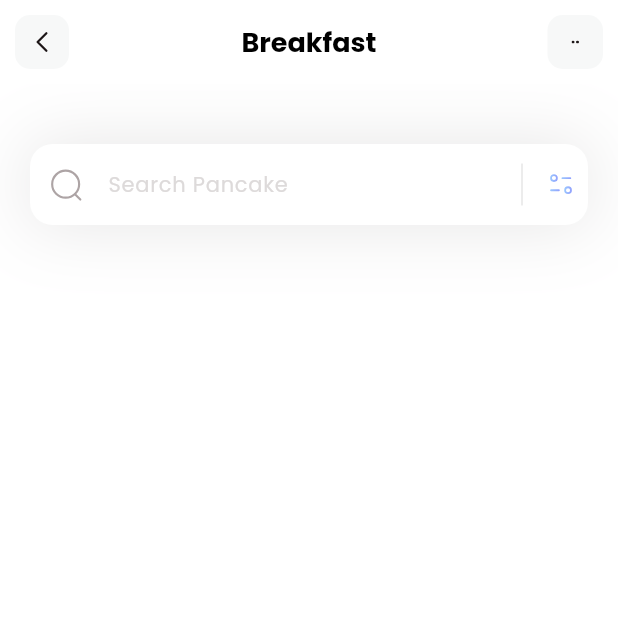
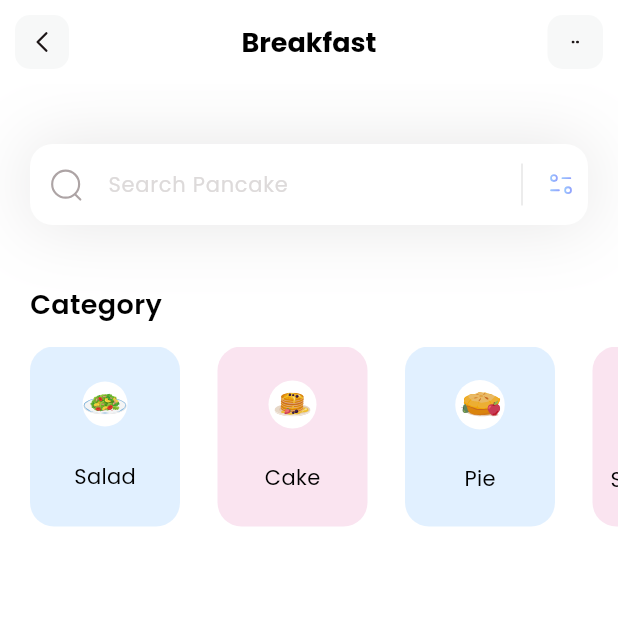
Before and after one commit to ethan-frot/Fitness-app, a Flutter app: the screen it shows after launch, on a phone screen of 412 x 824 dp, the top half of it. Run offline on Flutter 3.47's test engine with Material 3 defaults, Android fonts, the phone set to English and light mode, and no system bars; our stand-ins replace flutter_svg.

Commit message:
✨Add categoriesSection

```diff
--- /dev/null
+++ b/lib/models/category_model.dart
@@ -0,0 +1,39 @@
+import 'package:flutter/material.dart';
+
+class CategoryModel {
+  String name;
+  String iconPath;
+  Color boxColor;
+
+  CategoryModel({
+    required this.name,
+    required this.iconPath,
+    required this.boxColor,
+  });
+
+  static List<CategoryModel> getCategories() {
+    List<CategoryModel> categories = [];
+
+    categories.add(CategoryModel(
+        name: 'Salad',
+        iconPath: 'assets/icons/plate.svg',
+        boxColor: Color(0xff9DCEFF)));
+
+    categories.add(CategoryModel(
+        name: 'Cake',
+        iconPath: 'assets/icons/pancakes.svg',
+        boxColor: Color(0xffEEA4CE)));
+
+    categories.add(CategoryModel(
+        name: 'Pie',
+        iconPath: 'assets/icons/pie.svg',
+        boxColor: Color(0xff9DCEFF)));
+
+    categories.add(CategoryModel(
+        name: 'Smoothies',
+        iconPath: 'assets/icons/orange-snacks.svg',
+        boxColor: Color(0xffEEA4CE)));
+
+    return categories;
+  }
+}
--- a/lib/pages/home.dart
+++ b/lib/pages/home.dart
@@ -1,17 +1,97 @@
+import 'package:fitness_tuto/models/category_model.dart';
 import 'package:flutter/material.dart';
 import 'package:flutter_svg/flutter_svg.dart';
 
-class HomePage extends StatelessWidget {
+class HomePage extends StatefulWidget {
   const HomePage({super.key});
 
   @override
+  State<HomePage> createState() => _HomePageState();
+}
+
+class _HomePageState extends State<HomePage> {
+  List<CategoryModel> categories = [];
+
+  void _getCategories() {
+    categories = CategoryModel.getCategories();
+  }
+
+  @override
   Widget build(BuildContext context) {
+    _getCategories();
     return Scaffold(
         appBar: appBar(),
         backgroundColor: Colors.white,
         body: Column(
-          children: [_searchField()],
+          crossAxisAlignment: CrossAxisAlignment.start,
+          children: [
+            _searchField(),
+            SizedBox(
+              height: 40,
+            ),
+            _categoriesSection()
+          ],
         ));
+  }
+
+  Column _categoriesSection() {
+    return Column(
+      crossAxisAlignment: CrossAxisAlignment.start,
+      children: [
+        Padding(
+          padding: const EdgeInsets.only(left: 20),
+          child: Text('Category',
+              style: TextStyle(
+                  color: Colors.black,
+                  fontSize: 18,
+                  fontWeight: FontWeight.w600)),
+        ),
+        SizedBox(
+          height: 15,
+        ),
+        Container(
+          height: 120,
+          child: ListView.separated(
+              itemCount: categories.length,
+              scrollDirection: Axis.horizontal,
+              padding: EdgeInsets.only(left: 20, right: 20),
+              separatorBuilder: (context, index) => SizedBox(
+                    width: 25,
+                  ),
+              itemBuilder: (context, index) {
+                return Container(
+                  width: 100,
+                  decoration: BoxDecoration(
+                    color: categories[index].boxColor.withOpacity(0.3),
+                    borderRadius: BorderRadius.circular(16),
+                  ),
+                  child: Column(
+                    mainAxisAlignment: MainAxisAlignment.spaceEvenly,
+                    children: [
+                      Container(
+                        decoration: BoxDecoration(
+                          color: Colors.white,
+                          shape: BoxShape.circle,
+                        ),
+                        child: Padding(
+                          padding: const EdgeInsets.all(8.0),
+                          child: SvgPicture.asset(categories[index].iconPath),
+                        ),
+                      ),
+                      Text(
+                        categories[index].name,
+                        style: TextStyle(
+                            fontWeight: FontWeight.w400,
+                            color: Colors.black,
+                            fontSize: 14),
+                      )
+                    ],
+                  ),
+                );
+              }),
+        )
+      ],
+    );
   }
 
   Container _searchField() {
```
Also changed, not shown: assets/icons/orange-snacks.svg (added), assets/icons/pancakes.svg (added), assets/icons/pie.svg (added), assets/icons/plate.svg (added).
